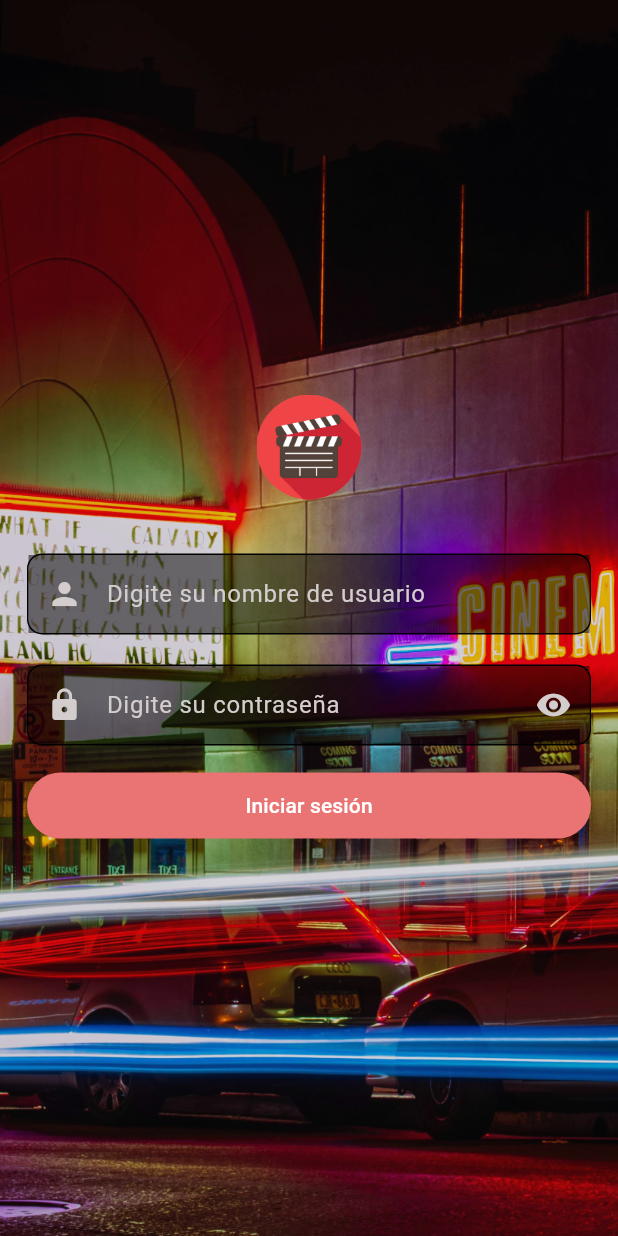
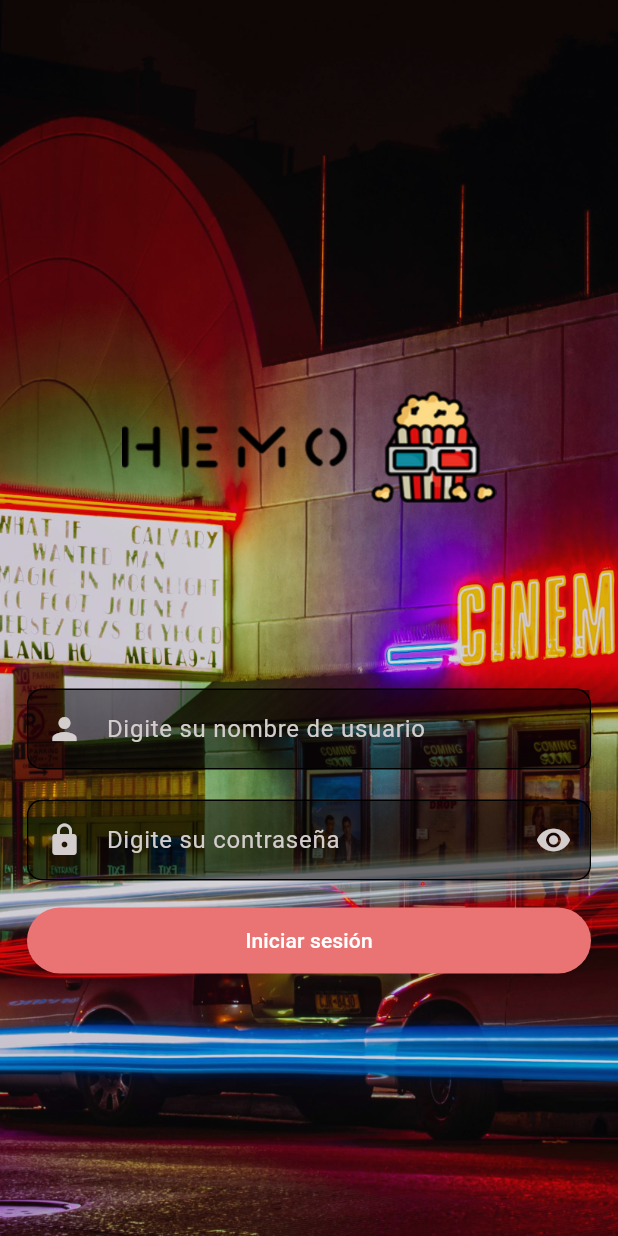
Before and after one commit to Henvidas99/appcine, a Flutter app: the screen it shows after launch, on a phone screen of 412 x 824 dp. Run offline on Flutter 3.47's test engine with Material 3 defaults, Android fonts, the phone set to English and light mode, and no system bars; our stand-ins replace carousel_slider, go_router, qr_flutter, shared_preferences, youtube_player_flutter.

Commit message:
icono del fondo2

```diff
--- a/lib/screens/login/login_screen.dart
+++ b/lib/screens/login/login_screen.dart
@@ -110,9 +110,9 @@ class _LoginScreenState extends State<LoginScreen> {
               mainAxisAlignment: MainAxisAlignment.center,
               children: [
                 Image.asset(
-                  'assets/logo.png',
-                  width: 70,
-                  height: 70,
+                  'assets/palomitasLentesLogo.png',
+                  width: 250,
+                  height: 250,
                 ),
                 const SizedBox(height: 36.0),
                 Container(
--- a/pubspec.yaml
+++ b/pubspec.yaml
@@ -66,7 +66,7 @@ flutter:
     - assets/cinema.png
     - assets/palomitaCinta.png
     - assets/palomitaLente.png
-    - assets/palomitasLentes.png
+    - assets/palomitasLentesLogo.png
 
   # The following line ensures that the Material Icons font is
   # included with your application, so that you can use the icons in
```
Also changed, not shown: assets/palomitasLentesLogo.png (added).
